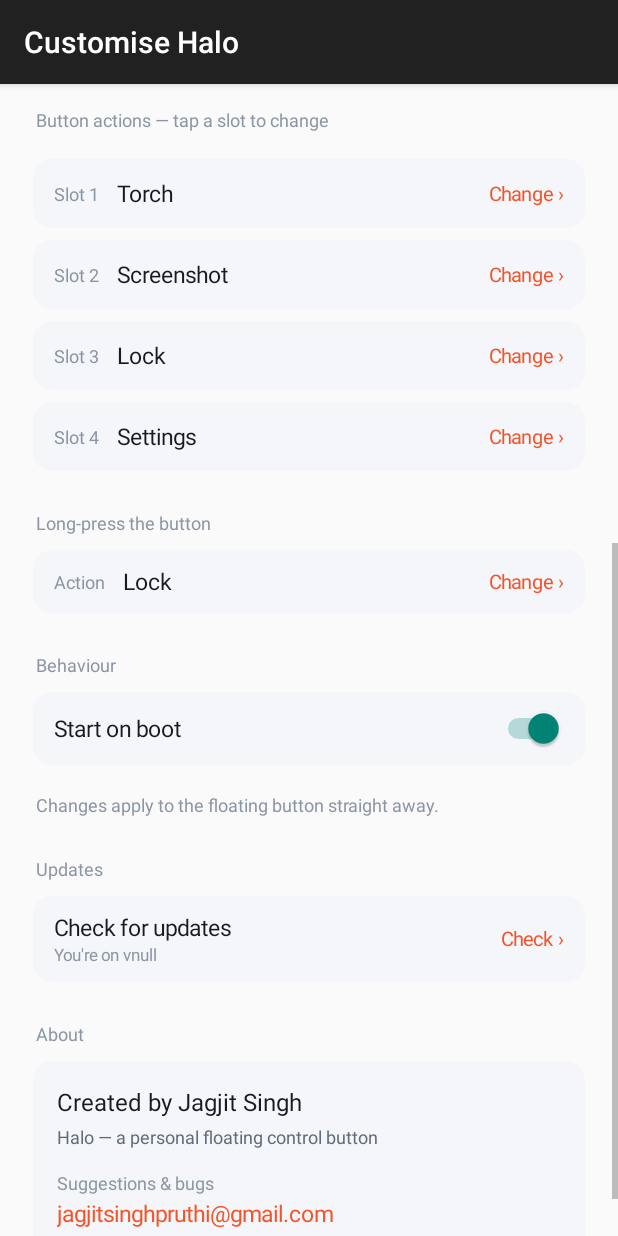
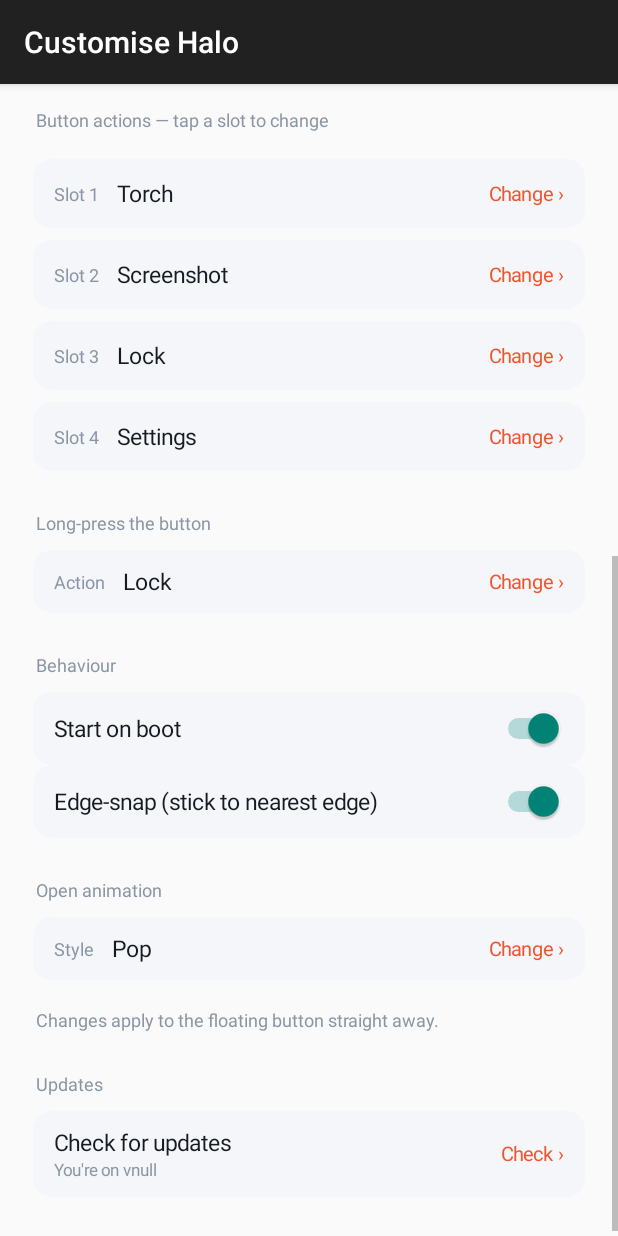
Before and after one commit to Jagjipru/halo-floating-button, an Android app: the SettingsActivity screen opened directly, with no data from a screen before it, scrolled down 537 dp, on a phone screen of 412 x 824 dp. Run offline under Robolectric (Android 15) with nearby library versions, the phone set to English and light mode, and no system bars.

Commit message:
v0.5.1: About on main page, version in subtitle, 4-edge snap + toggle, animation styles
- MainActivity: move About (creator + email) to the Halo home screen; subtitle now shows app version instead of 'Phase 3'
- Settings: add Edge-snap enable/disable toggle; add Open-animation style picker (Pop / Spring / Scale / None)
- Service: snapToEdge now snaps to the nearest of all four edges (top/bottom as well as left/right); respects the edge-snap setting; open animation honours the chosen style

Co-Authored-By: Claude Opus 4.8 <noreply@anthropic.com>
Claude-Session: https://claude.ai/code/session_018TFGP1VJ3m73ZVFeaD3ppL

```diff
--- a/app/build.gradle.kts
+++ b/app/build.gradle.kts
@@ -11,8 +11,8 @@ android {
         applicationId = "com.halo.floatingbutton"
         minSdk = 26
         targetSdk = 34
-        versionCode = 11
-        versionName = "0.5.0"
+        versionCode = 12
+        versionName = "0.5.1"
     }
 
     val ksFile = rootProject.file(".signing/debug.jks")
--- a/app/src/main/java/com/halo/floatingbutton/Prefs.kt
+++ b/app/src/main/java/com/halo/floatingbutton/Prefs.kt
@@ -15,6 +15,8 @@ object Prefs {
     const val KEY_SIZE = "size"         // button diameter in dp
     const val KEY_BOOT = "boot"
     const val KEY_LONGPRESS = "longpress"
+    const val KEY_SNAP = "snap"
+    const val KEY_ANIM = "anim"
     private const val KEY_SEEDED = "seeded_v1"
 
     const val SYSTEM_COLOR = 0           // sentinel: follow the device accent
@@ -67,6 +69,13 @@ object Prefs {
     fun longPress(c: Context): String = sp(c).getString(KEY_LONGPRESS, "lock") ?: "lock"
     fun setLongPress(c: Context, v: String) = sp(c).edit().putString(KEY_LONGPRESS, v).apply()
 
+    fun snap(c: Context) = sp(c).getBoolean(KEY_SNAP, true)
+    fun setSnap(c: Context, v: Boolean) = sp(c).edit().putBoolean(KEY_SNAP, v).apply()
+
+    // "pop", "spring", "scale", "none"
+    fun anim(c: Context): String = sp(c).getString(KEY_ANIM, "pop") ?: "pop"
+    fun setAnim(c: Context, v: String) = sp(c).edit().putString(KEY_ANIM, v).apply()
+
     /** One-time: apply the grey / 40% default even to existing installs. */
     fun seedDefaults(c: Context) {
         if (!sp(c).getBoolean(KEY_SEEDED, false)) {
--- a/app/src/main/java/com/halo/floatingbutton/SettingsActivity.kt
+++ b/app/src/main/java/com/halo/floatingbutton/SettingsActivity.kt
@@ -38,6 +38,8 @@ class SettingsActivity : AppCompatActivity() {
     private val slotValueViews = arrayOfNulls<TextView>(4)
     private val swatchRings = HashMap<Int, FrameLayout>()
     private var lpValueView: TextView? = null
+    private var animValueView: TextView? = null
+    private val animOptions = listOf("pop" to "Pop", "spring" to "Spring", "scale" to "Scale", "none" to "None")
 
     override fun onCreate(savedInstanceState: Bundle?) {
         super.onCreate(savedInstanceState)
@@ -82,6 +84,10 @@ class SettingsActivity : AppCompatActivity() {
 
         root.addView(sectionLabel("Behaviour"))
         root.addView(buildBootToggle())
+        root.addView(buildSnapToggle())
+
+        root.addView(sectionLabel("Open animation"))
+        root.addView(buildAnimRow())
 
         val note = TextView(this).apply {
             text = "Changes apply to the floating button straight away."
@@ -93,9 +99,6 @@ class SettingsActivity : AppCompatActivity() {
 
         root.addView(sectionLabel("Updates"))
         root.addView(buildUpdateRow())
-
-        root.addView(sectionLabel("About"))
-        root.addView(buildAbout())
 
         scroll.addView(root)
         setContentView(scroll)
@@ -327,53 +330,46 @@ class SettingsActivity : AppCompatActivity() {
         return row
     }
 
-    // ---------- about ----------
-    private fun buildAbout(): View {
-        val box = LinearLayout(this).apply {
-            orientation = LinearLayout.VERTICAL
-            background = GradientDrawable().apply {
-                shape = GradientDrawable.RECTANGLE
-                setColor(cardBg)
-                cornerRadius = dp(13).toFloat()
-            }
-            setPadding(dp(16), dp(16), dp(16), dp(16))
+    // ---------- edge-snap ----------
+    private fun buildSnapToggle(): View {
+        val row = cardRow()
+        val label = TextView(this).apply {
+            text = "Edge-snap (stick to nearest edge)"
+            textSize = 15f; setTextColor(ink)
         }
-        val creator = TextView(this).apply {
-            text = "Created by Jagjit Singh"
-            textSize = 16f
-            setTextColor(ink)
+        val sw = android.widget.Switch(this).apply {
+            isChecked = Prefs.snap(this@SettingsActivity)
+            setOnCheckedChangeListener { _, c -> Prefs.setSnap(this@SettingsActivity, c) }
         }
-        val tagline = TextView(this).apply {
-            text = "Halo — a personal floating control button"
-            textSize = 12f
-            setTextColor(muted)
-            setPadding(0, dp(4), 0, dp(14))
+        row.addView(label, LinearLayout.LayoutParams(0, ViewGroup.LayoutParams.WRAP_CONTENT, 1f))
+        row.addView(sw)
+        return wrap(row)
+    }
+
+    // ---------- open animation ----------
+    private fun animLabel(id: String) = animOptions.firstOrNull { it.first == id }?.second ?: "Pop"
+
+    private fun buildAnimRow(): View {
+        val row = cardRow()
+        val name = TextView(this).apply { text = "Style"; textSize = 12f; setTextColor(faint) }
+        val value = TextView(this).apply {
+            text = animLabel(Prefs.anim(this@SettingsActivity))
+            textSize = 15f; setTextColor(ink); setPadding(dp(12), 0, dp(12), 0)
         }
-        val emailLabel = TextView(this).apply {
-            text = "Suggestions & bugs"
-            textSize = 12f
-            setTextColor(faint)
+        animValueView = value
+        val change = TextView(this).apply { text = "Change ›"; textSize = 13f; setTextColor(Prefs.ORANGE) }
+        row.addView(name)
+        row.addView(value, LinearLayout.LayoutParams(0, ViewGroup.LayoutParams.WRAP_CONTENT, 1f))
+        row.addView(change)
+        row.setOnClickListener {
+            AlertDialog.Builder(this)
+                .setTitle("Open animation")
+                .setItems(animOptions.map { it.second }.toTypedArray()) { _, w ->
+                    Prefs.setAnim(this, animOptions[w].first)
+                    animValueView?.text = animOptions[w].second
+                }.show()
         }
-        val email = TextView(this).apply {
-            text = "jagjitsinghpruthi@gmail.com"
-            textSize = 15f
-            setTextColor(Prefs.ORANGE)
-            setPadding(0, dp(2), 0, 0)
-            setOnClickListener {
-                val intent = Intent(Intent.ACTION_SENDTO, Uri.parse("mailto:jagjitsinghpruthi@gmail.com"))
-                    .putExtra(Intent.EXTRA_SUBJECT, "Halo — feedback")
-                try {
-                    startActivity(Intent.createChooser(intent, "Send email"))
-                } catch (e: Exception) {
-                    // no email app available
-                }
-            }
-        }
-        box.addView(creator)
-        box.addView(tagline)
-        box.addView(emailLabel)
-        box.addView(email)
-        return box
+        return wrap(row)
     }
 
     // ---------- button size ----------
```
Also changed, not shown: app/src/main/java/com/halo/floatingbutton/FloatingButtonService.kt (+60 -25 lines), app/src/main/java/com/halo/floatingbutton/MainActivity.kt (+51 -1 lines).
